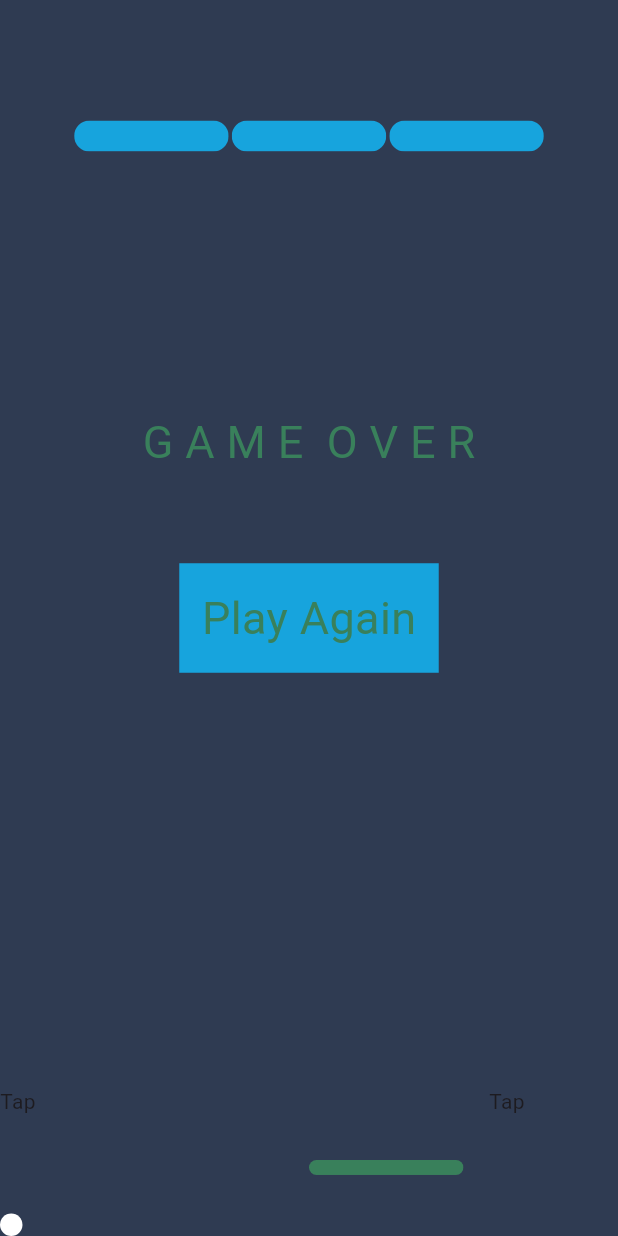
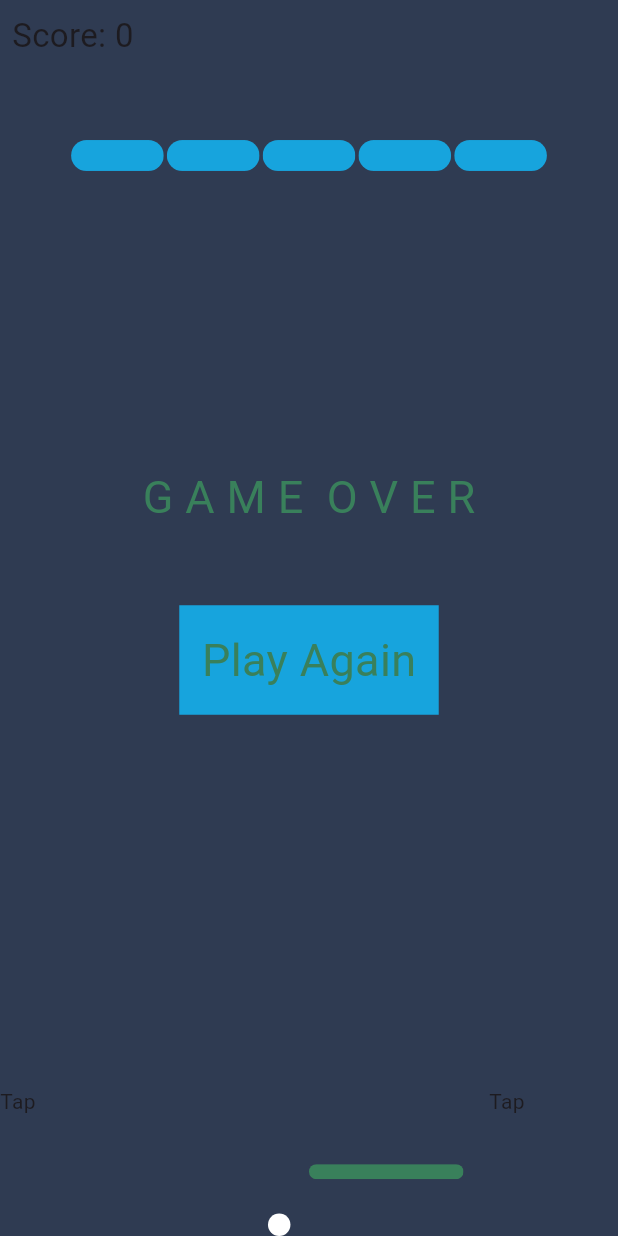
Before and after one commit to hngx-org/team-rainbow_troops-breakout-revival, a Flutter app: the GameMainPage screen opened directly, after a tap on "Play", on a phone screen of 412 x 824 dp. Run offline on Flutter 3.47's test engine with Material 2 defaults, Android fonts, the phone set to English and light mode, and no system bars; our stand-ins replace google_fonts; missing offline and left inert: flame, flame_forge2d.

Commit message:
- Updated the game with the use of flame engine   forge2D_flame packages. - I have rendered all the bodies with the forge2d components  and started to work on the game rules and the logic  next up completing the game logic and rules with more fun. - I also want to add more effects with the flame it self or rive or something. - I will work on the skin tomorrow.

```diff
--- a/lib/features/game/views/game_view.dart
+++ b/lib/features/game/views/game_view.dart
@@ -4,6 +4,7 @@ import 'package:brick_breaker/features/game/models/direction_enums.dart';
 import 'package:brick_breaker/features/game/widgets/game_over.dart';
 import 'package:brick_breaker/utils/constants.dart';
 import 'package:flutter/material.dart';
+import 'package:google_fonts/google_fonts.dart';
 
 import '../widgets/ball.dart';
 import '../widgets/player.dart';
@@ -21,7 +22,7 @@ class _GameMainPageState extends State<GameMainPage> {
   ///ball variables
   double ballX = 0;
   double ballY = 0;
-  double ballXIncrements = 0.01;
+  double ballXIncrements = 0.001;
   double ballYIncrements = 0.01;
   var ballXDirection = Direction.LEFT;
   var ballYDirection = Direction.DOWN;
@@ -32,20 +33,18 @@ class _GameMainPageState extends State<GameMainPage> {
 
   ///Brick variables
   static double firstBrickX = -1 + wallGap;
-  static double firstBrickY = -0.8;
-  static double brickWidth = 0.5;
+  static double firstBrickY = -0.9;
+  static double brickWidth = 0.3;
   static double brickHeight = 0.05;
-  static int brickCount = 3;
+  static int brickCount = 5;
   static double brickGap = 0.01;
   static double wallGap =
       0.5 * (2 - brickCount * brickWidth - (brickCount - 1) * brickGap);
 
-  List bricks = [
+  List bricks = List.generate(brickCount, (i) {
     //[x,y,broken=true/false]
-    [firstBrickX + 0 * (brickWidth + brickGap), firstBrickY, false],
-    [firstBrickX + 1 * (brickWidth + brickGap), firstBrickY, false],
-    [firstBrickX + 2 * (brickWidth + brickGap), firstBrickY, false]
-  ];
+    return [firstBrickX + i * (brickWidth + brickGap), firstBrickY, false];
+  });
 
   /// Game Settings
   bool isGameStarted = false;
@@ -64,10 +63,11 @@ class _GameMainPageState extends State<GameMainPage> {
       if (isPlayerDead()) {
         timer.cancel();
         isGameOver = true;
+        score = 0;
       }
 
       //brick broken
-      checkForBrokenBreak();
+      checkForBrokenBrick();
     });
   }
 
@@ -82,11 +82,9 @@ class _GameMainPageState extends State<GameMainPage> {
   /// Player Movement
   /// Move Right
   void moveLeft() {
-    setState(() {
     if (!(playerX - 0.2 < -1)) {
       playerX -= 0.2;
     }
-    });
   }
 
   /// Move Right
@@ -101,9 +99,17 @@ class _GameMainPageState extends State<GameMainPage> {
     setState(() {
       ///horizontal movement
       if (ballXDirection == Direction.LEFT) {
+        if (ballX == 0) {
           ballX -= ballXIncrements;
+        } else {
+          ballX -= (ballXIncrements += 0.00000001);
+        }
       } else if (ballXDirection == Direction.RIGHT) {
+        if (ballX == 0) {
           ballX += ballXIncrements;
+        } else {
+          ballX += (ballXIncrements += 0.0000001);
+        }
       }
 
       ///vertical movement
@@ -135,14 +141,17 @@ class _GameMainPageState extends State<GameMainPage> {
     });
   }
 
+  var score = 0;
+
   ///Check if brick broken
-  void checkForBrokenBreak() {
+  void checkForBrokenBrick() {
     for (var i = 0; i < bricks.length; i++) {
       if (ballX >= bricks[i][0] &&
           ballX <= bricks[i][0] + brickWidth &&
           ballY <= bricks[i][1] + brickHeight &&
           bricks[i][2] == false) {
         setState(() {
+          score += 1;
           bricks[i][2] = true;
           ballYDirection = Direction.DOWN;
         });
@@ -152,24 +161,37 @@ class _GameMainPageState extends State<GameMainPage> {
 
   /// Play Again
   void playAgain() {
+    setState(() {
+      score = 0;
       playerX = -0.2;
       ballX = 0;
       ballY = 0;
       isGameOver = false;
       isGameStarted = false;
-    bricks = [
+      bricks = List.generate(brickCount, (i) {
         //[x,y,broken=true/false]
-      [firstBrickX + 0 * (brickWidth + brickGap), firstBrickY, false],
-      [firstBrickX + 1 * (brickWidth + brickGap), firstBrickY, false],
-      [firstBrickX + 2 * (brickWidth + brickGap), firstBrickY, false]
-    ];
+        return [firstBrickX + i * (brickWidth + brickGap), firstBrickY, false];
+      });
+    });
   }
 
   @override
   Widget build(BuildContext context) {
     final height = MediaQuery.sizeOf(context).height;
     final width = MediaQuery.sizeOf(context).width;
-    return Scaffold(
+    return SafeArea(
+      child: Scaffold(
+        appBar: AppBar(
+          backgroundColor: Colors.transparent,
+          leadingWidth: 120,
+          leading: Padding(
+            padding: const EdgeInsets.all(8.0),
+            child: Text(
+              'Score: $score',
+              style: GoogleFonts.rubikGemstones(fontSize: 22),
+            ),
+          ),
+        ),
         backgroundColor: AppColors.backgroundColor,
         body: Center(
           child: Stack(
@@ -184,7 +206,6 @@ class _GameMainPageState extends State<GameMainPage> {
               ///Game over
               GameOver(isGameOver: isGameOver, onTap: playAgain),
 
-            ///bricks
               Brick(
                 brickX: bricks[0][0],
                 brickY: bricks[0][1],
@@ -205,6 +226,20 @@ class _GameMainPageState extends State<GameMainPage> {
                 brickHeight: brickHeight,
                 brickWidth: brickWidth,
                 isBrickBroken: bricks[2][2],
+              ),
+              Brick(
+                brickX: bricks[3][0],
+                brickY: bricks[3][1],
+                brickHeight: brickHeight,
+                brickWidth: brickWidth,
+                isBrickBroken: bricks[3][2],
+              ),
+              Brick(
+                brickX: bricks[4][0],
+                brickY: bricks[4][1],
+                brickHeight: brickHeight,
+                brickWidth: brickWidth,
+                isBrickBroken: bricks[4][2],
               ),
 
               ///ball
@@ -240,6 +275,7 @@ class _GameMainPageState extends State<GameMainPage> {
             ],
           ),
         ),
+      ),
     );
   }
 }
--- a/lib/main.dart
+++ b/lib/main.dart
@@ -1,4 +1,4 @@
-import 'package:brick_breaker/features/game/views/game_view.dart';
+import 'package:brick_breaker/features/game/views/main_game_page.dart';
 import 'package:flutter/material.dart';
 
 void main() {
@@ -17,7 +17,7 @@ class MyApp extends StatelessWidget {
         colorScheme: ColorScheme.fromSeed(seedColor: Colors.deepPurple),
         useMaterial3: true,
       ),
-      home: const GameMainPage(),
+      home: const MainGamePage(),
     );
   }
 }
--- a/pubspec.yaml
+++ b/pubspec.yaml
@@ -30,6 +30,8 @@ environment:
 dependencies:
   cupertino_icons: ^1.0.2
   google_fonts: ^6.1.0
+  flame: ^1.10.0
+  flame_forge2d: ^0.15.1
   flutter:
     sdk: flutter
 
```
Also changed, not shown: lib/features/game/components/arena.dart (added, +48 -0 lines), lib/features/game/components/ball.dart (added, +28 -0 lines), lib/features/game/components/brick_wall.dart (added, +72 -0 lines), lib/features/game/components/dead_zone.dart.dart (added, +47 -0 lines), lib/features/game/components/forge2d_game_world.dart (added, +86 -0 lines), lib/features/game/components/game_brick.dart (added, +49 -0 lines), lib/features/game/components/paddle.dart (added, +118 -0 lines), lib/features/game/views/main_game_page.dart (added, +31 -0 lines), pubspec.lock. Lines whose indentation alone changed are shown as unchanged.
